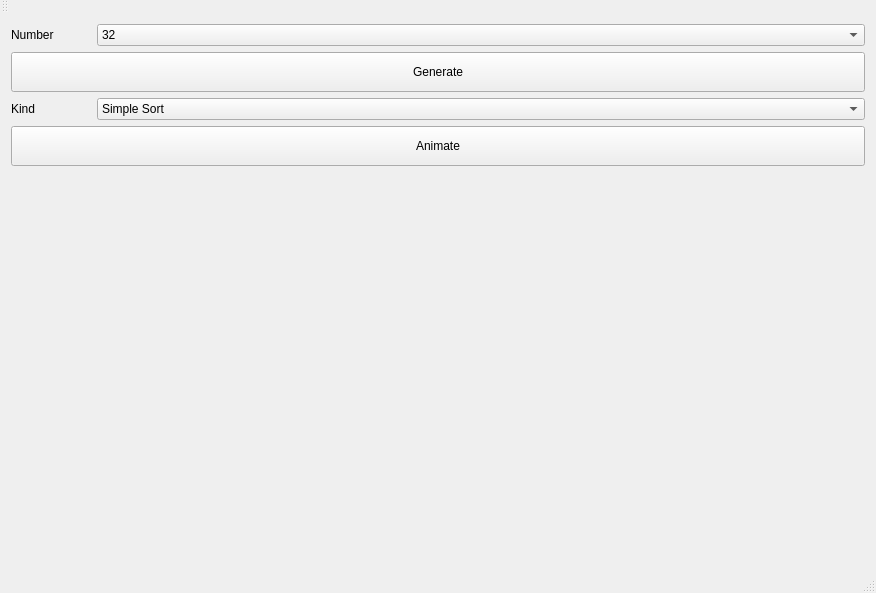
Above: SortingVisualizer/mainwindow.ui from nishidate-yuki/SortingVisualizer before the change. Below: the same form after it.
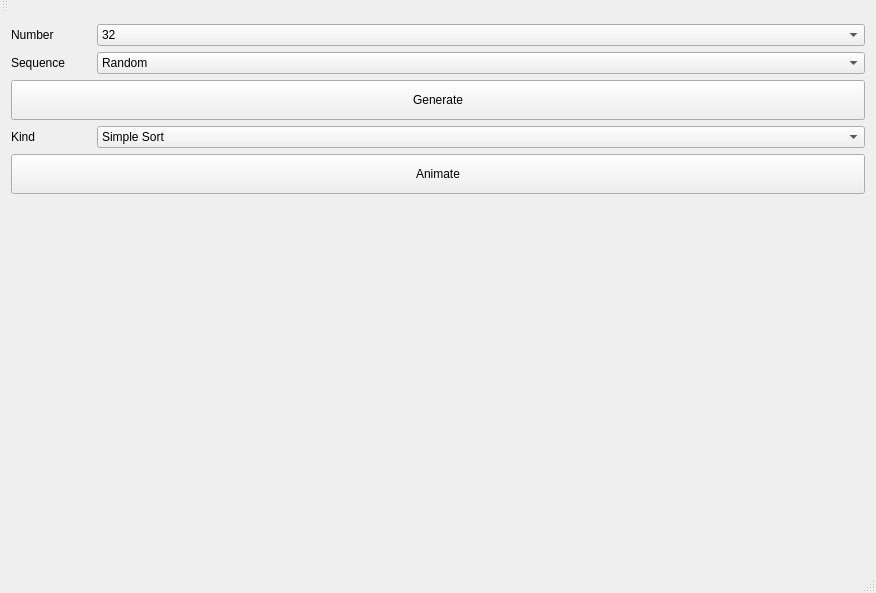
That is the form after the change.

Commit message: Add: Ascending, Descending

Diff of the .ui file:
```diff
--- a/SortingVisualizer/mainwindow.ui
+++ b/SortingVisualizer/mainwindow.ui
@@ -67,6 +67,42 @@
         </item>
        </layout>
       </item>
+      <item>
+       <layout class="QFormLayout" name="formLayout_3">
+        <item row="0" column="0">
+         <widget class="QLabel" name="label_3">
+          <property name="minimumSize">
+           <size>
+            <width>80</width>
+            <height>0</height>
+           </size>
+          </property>
+          <property name="text">
+           <string>Sequence</string>
+          </property>
+         </widget>
+        </item>
+        <item row="0" column="1">
+         <widget class="QComboBox" name="comboBox_3">
+          <item>
+           <property name="text">
+            <string>Random</string>
+           </property>
+          </item>
+          <item>
+           <property name="text">
+            <string>Ascending</string>
+           </property>
+          </item>
+          <item>
+           <property name="text">
+            <string>Descending</string>
+           </property>
+          </item>
+         </widget>
+        </item>
+       </layout>
+      </item>
       <item>
        <widget class="QPushButton" name="pushButton">
         <property name="minimumSize">
```
The commit also changes 1 other file.
